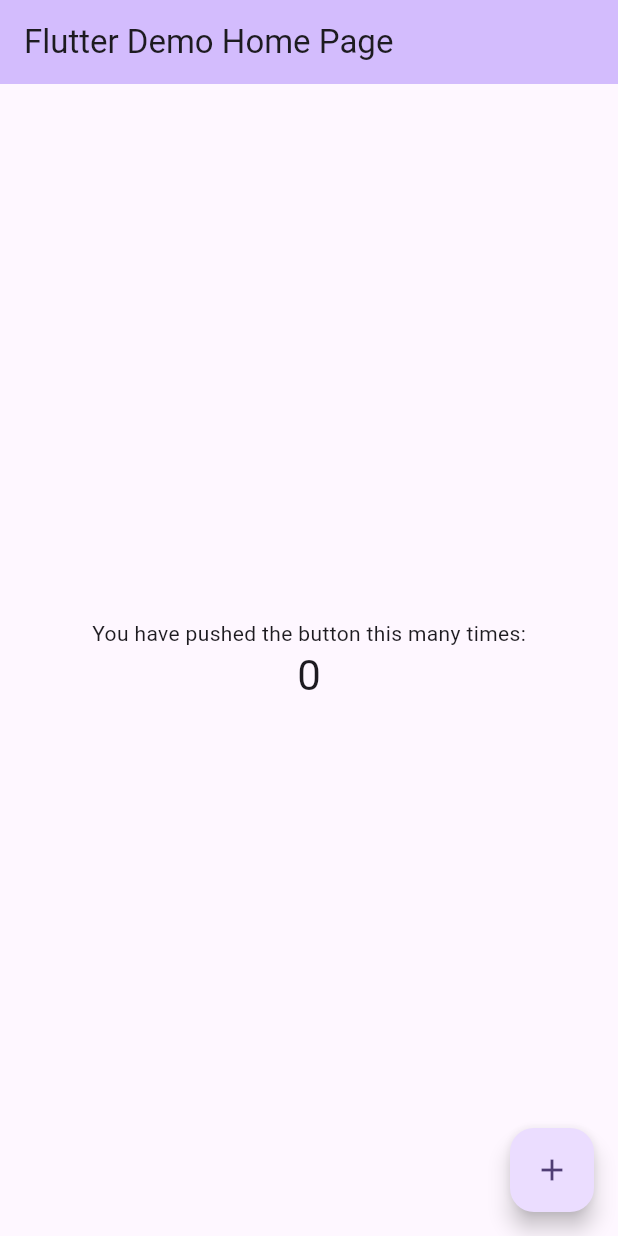
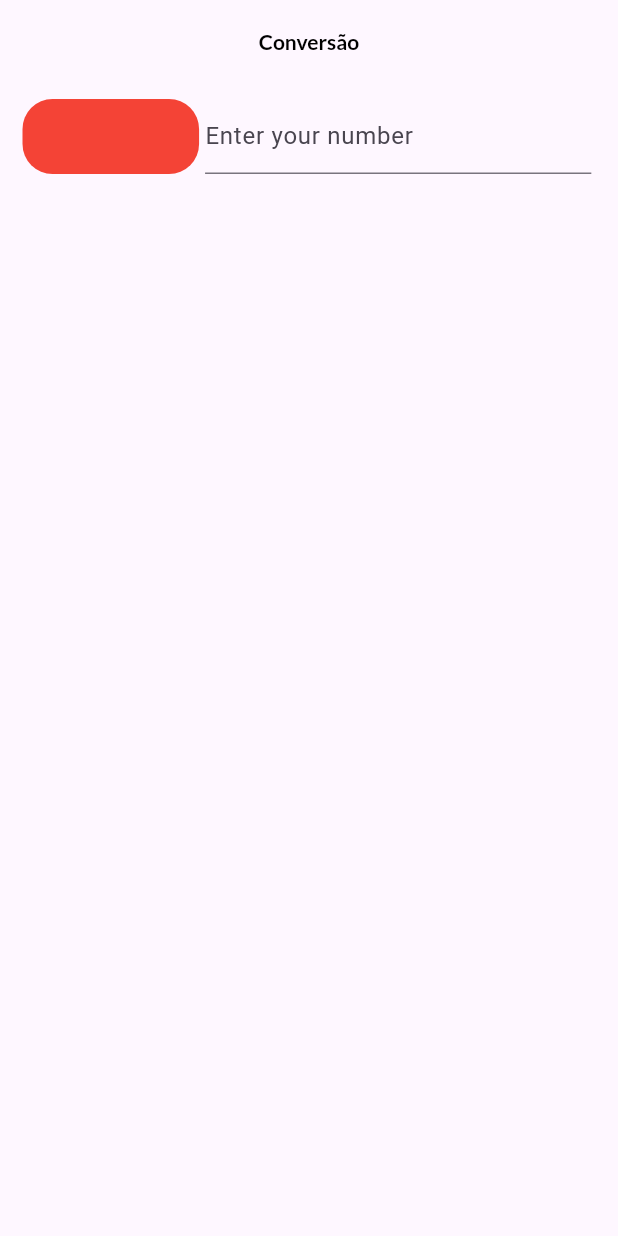
Before and after one commit to iury0393/flutter_conversion, a Flutter app: the screen it shows after launch, on a phone screen of 412 x 824 dp. Run offline on Flutter 3.47's test engine with Material 3 defaults, Android fonts, the phone set to English and light mode, and no system bars; our stand-ins replace google_fonts, logger.

Commit message:
Criando a primeira pagina simples

```diff
--- /dev/null
+++ b/lib/home/presentation/page/home.dart
@@ -0,0 +1,61 @@
+import 'package:flutter/material.dart';
+import 'package:flutter/services.dart';
+import 'package:flutter_conversion/shared/conversion_styles.dart';
+import 'package:flutter_conversion/shared/utils.dart';
+
+class HomePage extends StatefulWidget {
+  const HomePage({super.key});
+
+  @override
+  State<HomePage> createState() => _HomePageState();
+}
+
+class _HomePageState extends State<HomePage> {
+  final ConversionStyles conversionStyles = ConversionStyles();
+  final Utils utils = Utils();
+
+  @override
+  Widget build(BuildContext context) {
+    var width = MediaQuery.of(context).size.width;
+    return Scaffold(
+      appBar: AppBar(
+        centerTitle: true,
+        title: Text(
+          'Conversão',
+          style: conversionStyles.appBarTitle(),
+        ),
+      ),
+      body: Column(
+        children: [
+          Padding(
+            padding: utils.getPaddingDefault(),
+            child: Row(
+              children: [
+                Container(
+                  decoration: const BoxDecoration(
+                    color: Colors.red,
+                    borderRadius: BorderRadius.all(Radius.circular(20)),
+                  ),
+                  width: width / 3.5,
+                  height: 50,
+                ),
+                const SizedBox(
+                  width: 4,
+                ),
+                Container(
+                  width: width / 1.6,
+                  height: 50,
+                  child: TextField(
+                    decoration: const InputDecoration(labelText: "Enter your number"),
+                    keyboardType: TextInputType.number,
+                    inputFormatters: [FilteringTextInputFormatter.digitsOnly],
+                  ),
+                ),
+              ],
+            ),
+          )
+        ],
+      ),
+    );
+  }
+}
--- a/lib/main.dart
+++ b/lib/main.dart
@@ -1,71 +1,18 @@
 import 'package:flutter/material.dart';
-import 'package:flutter_dotenv/flutter_dotenv.dart';
+import 'package:flutter_conversion/home/presentation/page/home.dart';
 
-Future main() async {
-  await dotenv.load(fileName: "environment.env");
-  runApp(const MyApp());
+main() {
+  runApp(const ConversionApp());
 }
 
-class MyApp extends StatelessWidget {
-  const MyApp({super.key});
+class ConversionApp extends StatelessWidget {
+  const ConversionApp({super.key});
 
   @override
   Widget build(BuildContext context) {
-    return MaterialApp(
-      title: 'Flutter Demo',
-      theme: ThemeData(
-        colorScheme: ColorScheme.fromSeed(seedColor: Colors.deepPurple),
-        useMaterial3: true,
-      ),
-      home: const MyHomePage(title: 'Flutter Demo Home Page'),
+    return const MaterialApp(
+      title: 'Conversão de moedas para BRL',
+      home: HomePage(),
     );
   }
 }
-
-class MyHomePage extends StatefulWidget {
-  const MyHomePage({super.key, required this.title});
-
-  final String title;
-
-  @override
-  State<MyHomePage> createState() => _MyHomePageState();
-}
-
-class _MyHomePageState extends State<MyHomePage> {
-  int _counter = 0;
-
-  void _incrementCounter() {
-    setState(() {
-      _counter++;
-    });
-  }
-
-  @override
-  Widget build(BuildContext context) {
-    return Scaffold(
-      appBar: AppBar(
-        backgroundColor: Theme.of(context).colorScheme.inversePrimary,
-        title: Text(widget.title),
-      ),
-      body: Center(
-        child: Column(
-          mainAxisAlignment: MainAxisAlignment.center,
-          children: <Widget>[
-            const Text(
-              'You have pushed the button this many times:',
-            ),
-            Text(
-              '$_counter',
-              style: Theme.of(context).textTheme.headlineMedium,
-            ),
-          ],
-        ),
-      ),
-      floatingActionButton: FloatingActionButton(
-        onPressed: _incrementCounter,
-        tooltip: 'Increment',
-        child: const Icon(Icons.add),
-      ),
-    );
-  }
-}
--- a/lib/shared/text_style.dart
+++ b/lib/shared/conversion_styles.dart
@@ -13,15 +13,15 @@ class TextSize {
   static double profileSize = 55.0;
 }
 
-class TextStyles {
-  static TextStyle appBarTitle({Color? textColor, double? size}) {
+class ConversionStyles {
+  TextStyle appBarTitle({Color? textColor, double? size}) {
     return GoogleFonts.lato(
         fontSize: size ?? TextSize.medium,
         color: textColor ?? Colors.black,
         fontWeight: FontWeight.w700);
   }
 
-  static TextStyle paragraph(
+  TextStyle paragraph(
     double size, {
     FontWeight? weight,
     Color? color,
--- a/lib/shared/utils.dart
+++ b/lib/shared/utils.dart
@@ -1,6 +1,11 @@
+import 'package:flutter/material.dart';
 import 'package:logger/logger.dart';
 
 const kBaseURL = '';
 var kLogger = Logger();
 
-class Utils {}
+class Utils {
+  EdgeInsets getPaddingDefault({double? left, double? top, double? right, double? bottom}) {
+    return EdgeInsets.fromLTRB(left ?? 15.0, top ?? 10.0, right ?? 15.0, bottom ?? 10.0);
+  }
+}
--- a/pubspec.yaml
+++ b/pubspec.yaml
@@ -15,7 +15,6 @@ dependencies:
   cupertino_icons: ^1.0.6
   google_fonts: ^6.2.1
   logger: ^2.2.0
-  flutter_dotenv: ^5.1.0
 
 dev_dependencies:
   flutter_test:
@@ -27,6 +26,6 @@ flutter:
 
   uses-material-design: true
 
-  assets:
-    - environment.env
+  # assets:
+  #   - environment.env
   #   - images/a_dot_ham.jpeg
```
Also changed, not shown: pubspec.lock, 4 other files.
